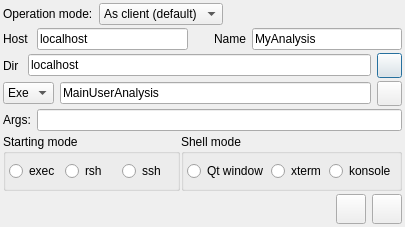
Old version of the form qt4/Go4GUI/TGo4StartClient.ui in the repository gsi-ee/go4.
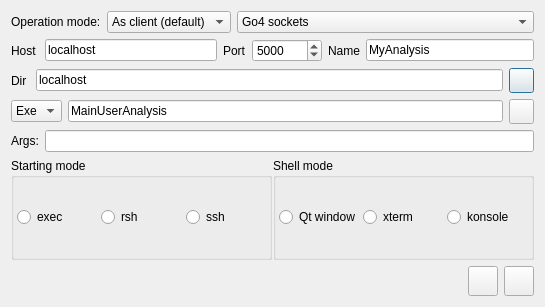
New version of the form. Icons and pictures are not drawn.

Commit message: gui: first attempt to implement start analysis mode as http server. added server mode and port number to launch analysis panel added start command for httpserver to go4.prefs note: http server still needs go4 analysis server mode to be operated without valid initial configuration!

```diff
--- a/qt4/Go4GUI/TGo4StartClient.ui
+++ b/qt4/Go4GUI/TGo4StartClient.ui
@@ -7,8 +7,8 @@
    <rect>
     <x>0</x>
     <y>0</y>
-    <width>405</width>
-    <height>227</height>
+    <width>545</width>
+    <height>307</height>
    </rect>
   </property>
   <property name="windowTitle">
@@ -17,15 +17,9 @@
   <property name="windowIcon">
      <iconset>:/icons/go4logo2_big.png</iconset>
   </property>
-  <layout class="QVBoxLayout" name="verticalLayout">
-   <property name="spacing">
-    <number>3</number>
-   </property>
-   <property name="margin">
-    <number>3</number>
-   </property>
-   <item>
-    <layout class="QHBoxLayout" name="horizontalLayout_5">
+  <layout class="QGridLayout" name="gridLayout">
+   <item row="0" column="0">
+    <layout class="QHBoxLayout" name="horizontalLayout_10">
      <item>
       <widget class="QLabel" name="textLabel1">
        <property name="text">
@@ -37,6 +31,8 @@
       </widget>
      </item>
      <item>
+      <layout class="QHBoxLayout" name="horizontalLayout_4">
+       <item>
       <widget class="QComboBox" name="ServerModeCombo">
        <item>
         <property name="text">
@@ -51,25 +47,42 @@
       </widget>
      </item>
      <item>
-      <spacer>
-       <property name="orientation">
-        <enum>Qt::Horizontal</enum>
-       </property>
-       <property name="sizeType">
-        <enum>QSizePolicy::Expanding</enum>
-       </property>
-       <property name="sizeHint" stdset="0">
+        <widget class="QComboBox" name="ConnectionCombo">
+         <property name="sizePolicy">
+          <sizepolicy hsizetype="Expanding" vsizetype="Fixed">
+           <horstretch>0</horstretch>
+           <verstretch>0</verstretch>
+          </sizepolicy>
+         </property>
+         <property name="minimumSize">
         <size>
-         <width>40</width>
-         <height>20</height>
-        </size>
-       </property>
-      </spacer>
-     </item>
-    </layout>
-   </item>
+           <width>100</width>
+           <height>0</height>
+          </size>
+         </property>
+         <property name="toolTip">
+          <string>server mode</string>
+         </property>
+         <item>
+          <property name="text">
+           <string>Go4 sockets</string>
+          </property>
+         </item>
+         <item>
+          <property name="text">
+           <string>HTTP server</string>
+          </property>
+         </item>
+        </widget>
+       </item>
+      </layout>
+     </item>
+    </layout>
+   </item>
+   <item row="1" column="0">
+    <layout class="QHBoxLayout" name="horizontalLayout_11">
    <item>
-    <layout class="QHBoxLayout" name="horizontalLayout_4">
+      <layout class="QHBoxLayout" name="horizontalLayout_5">
      <item>
       <widget class="QLabel" name="TextLabel2">
        <property name="frameShape">
@@ -93,22 +106,61 @@
        </property>
       </widget>
      </item>
+      </layout>
+     </item>
      <item>
-      <spacer>
-       <property name="orientation">
-        <enum>Qt::Horizontal</enum>
-       </property>
-       <property name="sizeType">
-        <enum>QSizePolicy::Fixed</enum>
-       </property>
-       <property name="sizeHint" stdset="0">
+      <layout class="QHBoxLayout" name="horizontalLayout_8">
+       <item>
+        <widget class="QLabel" name="TextLabel2_3">
+         <property name="sizePolicy">
+          <sizepolicy hsizetype="Preferred" vsizetype="Preferred">
+           <horstretch>0</horstretch>
+           <verstretch>0</verstretch>
+          </sizepolicy>
+         </property>
+         <property name="minimumSize">
+          <size>
+           <width>0</width>
+           <height>0</height>
+          </size>
+         </property>
+         <property name="text">
+          <string>Port</string>
+         </property>
+         <property name="wordWrap">
+          <bool>false</bool>
+         </property>
+        </widget>
+       </item>
+       <item>
+        <widget class="QSpinBox" name="PortNumber">
+         <property name="minimumSize">
         <size>
-         <width>20</width>
-         <height>20</height>
-        </size>
-       </property>
-      </spacer>
-     </item>
+           <width>70</width>
+           <height>0</height>
+          </size>
+         </property>
+         <property name="toolTip">
+          <string>port number of http server</string>
+         </property>
+         <property name="buttonSymbols">
+          <enum>QAbstractSpinBox::UpDownArrows</enum>
+         </property>
+         <property name="minimum">
+          <number>1000</number>
+         </property>
+         <property name="maximum">
+          <number>10000</number>
+         </property>
+         <property name="value">
+          <number>5000</number>
+         </property>
+        </widget>
+       </item>
+      </layout>
+     </item>
+     <item>
+      <layout class="QHBoxLayout" name="horizontalLayout_9">
      <item>
       <widget class="QLabel" name="TextLabel1">
        <property name="minimumSize">
@@ -140,7 +192,9 @@
      </item>
     </layout>
    </item>
-   <item>
+    </layout>
+   </item>
+   <item row="2" column="0">
     <layout class="QHBoxLayout" name="horizontalLayout_3">
      <item>
       <widget class="QLabel" name="TextLabelDir">
@@ -177,7 +231,7 @@
      </item>
     </layout>
    </item>
-   <item>
+   <item row="3" column="0">
     <layout class="QHBoxLayout" name="horizontalLayout_2">
      <item>
       <widget class="QComboBox" name="ExeModeCombo">
@@ -218,7 +272,7 @@
      </item>
     </layout>
    </item>
-   <item>
+   <item row="4" column="0">
     <layout class="QHBoxLayout" name="horizontalLayout">
      <item>
       <widget class="QLabel" name="LabelArgs">
@@ -236,7 +290,7 @@
      </item>
     </layout>
    </item>
-   <item>
+   <item row="5" column="0">
     <layout class="QHBoxLayout" name="horizontalLayout_6">
      <property name="spacing">
       <number>1</number>
@@ -315,7 +369,7 @@
      </item>
     </layout>
    </item>
-   <item>
+   <item row="6" column="0">
     <layout class="QHBoxLayout" name="horizontalLayout_7">
      <item>
       <spacer>
```
Left out of the diff: 162 changed lines with no effect on the pictures. Lines whose indentation alone changed are shown as unchanged. The commit also changes 7 other files.
